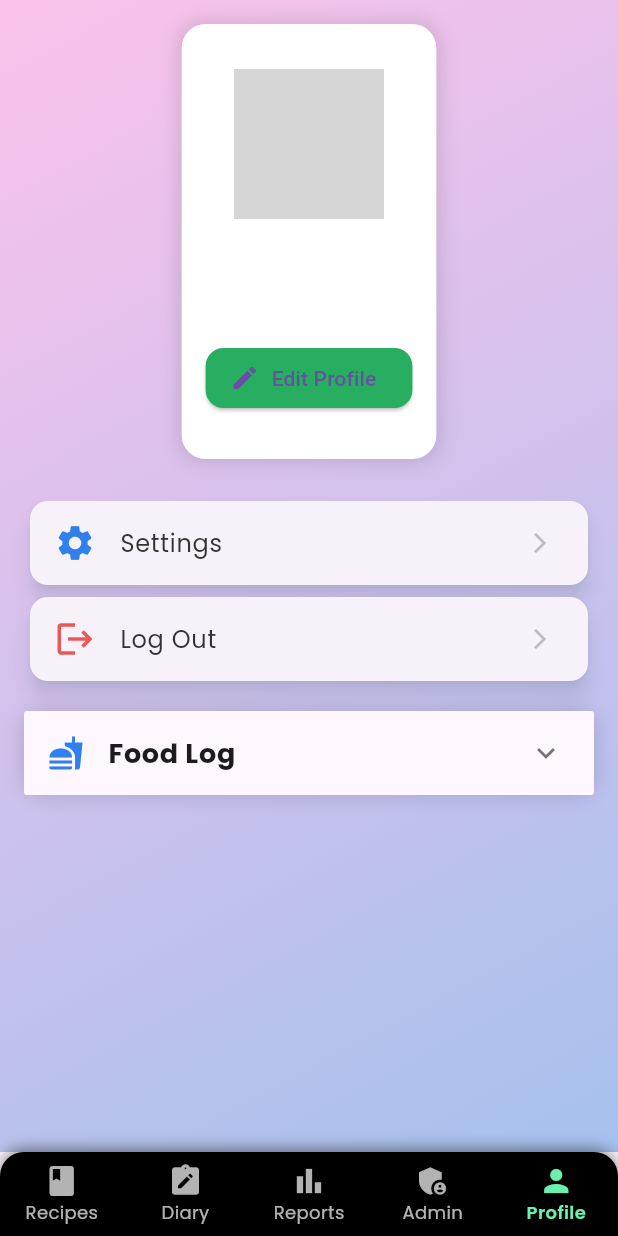
After one commit to MfmRifath/Calorie-Tracker-App---Flutter---Dart, a Flutter app: the MainScreen screen opened by its route, item 5 of the bottom bar chosen, on a phone screen of 412 x 824 dp. The commit adds this screen. Run offline on Flutter 3.47's test engine with Material 3 defaults, Android fonts, the phone set to English and light mode, and no system bars; our stand-ins replace animate_do, cloud_firestore, firebase_auth, firebase_core, firebase_storage, fl_chart and 2 more; accounts and stored records are empty; network calls fail; grey boxes are pictures that could not be loaded.

Commit message:
User Profile added

```diff
--- /dev/null
+++ b/calorify_me/lib/screens/UserProfileScreen.dart
@@ -0,0 +1,278 @@
+import 'package:flutter/material.dart';
+import 'package:provider/provider.dart';
+import 'package:google_fonts/google_fonts.dart';
+import 'package:animate_do/animate_do.dart';
+import '../modals/Food.dart';
+import '../sevices/UserProvider.dart';
+import 'EditProfileScreen.dart';
+
+class UserProfileScreen extends StatefulWidget {
+  @override
+  _UserProfileScreenState createState() => _UserProfileScreenState();
+}
+
+class _UserProfileScreenState extends State<UserProfileScreen> {
+  bool _isFoodLogExpanded = false; // Track Food Log expansion state
+
+  @override
+  Widget build(BuildContext context) {
+    final userProvider = Provider.of<UserProvider>(context);
+
+    return Scaffold(
+      body: Stack(
+        children: [
+          // Vibrant Gradient Background
+          Container(
+            decoration: BoxDecoration(
+              gradient: LinearGradient(
+                colors: [Color(0xFFfbc2eb), Color(0xFFa6c1ee)], // Pink to blue gradient
+                begin: Alignment.topLeft,
+                end: Alignment.bottomRight,
+              ),
+            ),
+          ),
+          SafeArea(
+            child: Padding(
+              padding: const EdgeInsets.all(16.0),
+              child: FutureBuilder(
+                future: userProvider.loadUserData(),
+                builder: (context, snapshot) {
+                  if (snapshot.hasError) {
+                    return Center(
+                      child: Text(
+                        'Error loading user data',
+                        style: GoogleFonts.poppins(color: Colors.white, fontSize: 18),
+                      ),
+                    );
+                  }
+
+                  final user = userProvider.user;
+
+                  if (user == null) {
+                    return Center(
+                      child: Text(
+                        'No user data available',
+                        style: GoogleFonts.poppins(color: Colors.white, fontSize: 18),
+                      ),
+                    );
+                  }
+
+                  return Column(
+                    children: [
+                      // Profile Card
+                      FadeInDown(
+                        duration: Duration(milliseconds: 800),
+                        child: Container(
+                          decoration: BoxDecoration(
+                            color: Colors.white,
+                            borderRadius: BorderRadius.circular(16.0),
+                            boxShadow: [
+                              BoxShadow(
+                                color: Colors.black12,
+                                blurRadius: 10.0,
+                                spreadRadius: 2.0,
+                              ),
+                            ],
+                          ),
+                          padding: EdgeInsets.symmetric(vertical: 30.0, horizontal: 16.0),
+                          child: Column(
+                            children: [
+                              GestureDetector(
+                                onTap: () {
+                                  // Navigate to profile picture update section
+                                },
+                                child: CircleAvatar(
+                                  radius: 50,
+                                  backgroundImage: AssetImage('assets/profile_placeholder.png'),
+                                  backgroundColor: Colors.grey[200],
+                                ),
+                              ),
+                              SizedBox(height: 12),
+                              Text(
+                                user.name,
+                                style: GoogleFonts.poppins(
+                                  fontSize: 22.0,
+                                  fontWeight: FontWeight.bold,
+                                  color: Color(0xFF333333),
+                                ),
+                              ),
+                              Text(
+                                user.email,
+                                style: GoogleFonts.poppins(
+                                  fontSize: 16.0,
+                                  color: Colors.grey[600],
+                                ),
+                              ),
+                              SizedBox(height: 16),
+                              ElevatedButton.icon(
+                                onPressed: () {
+                                  Navigator.push(
+                                    context,
+                                    MaterialPageRoute(
+                                      builder: (context) => EditProfileScreen(user: user),
+                                    ),
+                                  );
+                                },
+                                icon: Icon(Icons.edit, size: 20),
+                                label: Text('Edit Profile'),
+                                style: ElevatedButton.styleFrom(
+                                  backgroundColor: Color(0xFF27AE60), // Vibrant green
+                                  shape: RoundedRectangleBorder(
+                                    borderRadius: BorderRadius.circular(12.0),
+                                  ),
+                                ),
+                              ),
+                            ],
+                          ),
+                        ),
+                      ),
+                      SizedBox(height: 24),
+
+                      // Settings Section
+                      _buildListTile(
+                        context,
+                        icon: Icons.settings,
+                        title: 'Settings',
+                        color: Color(0xFF2F80ED),
+                        onTap: () {
+                          // Placeholder for settings navigation
+                          ScaffoldMessenger.of(context).showSnackBar(
+                            SnackBar(content: Text('Navigate to Settings')),
+                          );
+                        },
+                      ),
+
+                      // Log Out Section
+                      _buildListTile(
+                        context,
+                        icon: Icons.logout,
+                        title: 'Log Out',
+                        color: Color(0xFFEB5757),
+                        onTap: () async {
+                          await userProvider.logout();
+                          Navigator.pushNamed(context, '/login');
+                        },
+                      ),
+
+                      SizedBox(height: 16),
+
+                      // Food Log Section
+                      Expanded(
+                        child: ListView(
+                          children: [
+                            _buildMinimizableFoodLogSection(userProvider.foodLog),
+                          ],
+                        ),
+                      ),
+                    ],
+                  );
+                },
+              ),
+            ),
+          ),
+        ],
+      ),
+    );
+  }
+
+  Widget _buildListTile(BuildContext context,
+      {required IconData icon,
+        required String title,
+        required Color color,
+        required VoidCallback onTap}) {
+    return FadeInLeft(
+      duration: Duration(milliseconds: 1200),
+      child: Card(
+        shape: RoundedRectangleBorder(borderRadius: BorderRadius.circular(12.0)),
+        elevation: 5,
+        shadowColor: Colors.blueGrey.withOpacity(0.3),
+        child: ListTile(
+          leading: Icon(icon, color: color, size: 28.0),
+          title: Text(
+            title,
+            style: GoogleFonts.poppins(fontSize: 16.0, color: Color(0xFF333333)),
+          ),
+          trailing: Icon(Icons.arrow_forward_ios, color: Colors.grey[400], size: 16.0),
+          onTap: onTap,
+        ),
+      ),
+    );
+  }
+
+  Widget _buildMinimizableFoodLogSection(List<Food> foodLog) {
+    return Container(
+      decoration: BoxDecoration(
+        color: Colors.white.withOpacity(0.9),
+        borderRadius: BorderRadius.circular(16.0),
+        boxShadow: [
+          BoxShadow(
+            color: Colors.black12,
+            blurRadius: 10.0,
+            spreadRadius: 2.0,
+          ),
+        ],
+      ),
+      child: ExpansionPanelList(
+        elevation: 0,
+        expandedHeaderPadding: EdgeInsets.symmetric(vertical: 5),
+        animationDuration: Duration(milliseconds: 500),
+        expansionCallback: (int index, bool isExpanded) {
+          setState(() {
+            _isFoodLogExpanded = !_isFoodLogExpanded;
+          });
+        },
+        children: [
+          ExpansionPanel(
+            isExpanded: _isFoodLogExpanded,
+            headerBuilder: (context, isExpanded) {
+              return ListTile(
+                leading: Icon(Icons.fastfood, color: Color(0xFF2F80ED)),
+                title: Text(
+                  'Food Log',
+                  style: GoogleFonts.poppins(fontSize: 18.0, fontWeight: FontWeight.bold),
+                ),
+              );
+            },
+            body: foodLog.isNotEmpty
+                ? ListView.builder(
+              shrinkWrap: true,
+              physics: NeverScrollableScrollPhysics(),
+              itemCount: foodLog.length,
+              itemBuilder: (context, index) {
+                final food = foodLog[index];
+                return BounceInUp(
+                  duration: Duration(milliseconds: 500 + index * 100),
+                  child: Card(
+                    shape: RoundedRectangleBorder(
+                      borderRadius: BorderRadius.circular(12.0),
+                    ),
+                    elevation: 6,
+                    margin: EdgeInsets.symmetric(vertical: 8.0, horizontal: 16.0),
+                    child: ListTile(
+                      leading: Icon(Icons.restaurant, color: Color(0xFFf2994a)),
+                      title: Text(
+                        food.foodName,
+                        style: GoogleFonts.poppins(fontSize: 16.0, color: Color(0xFF333333)),
+                      ),
+                      subtitle: Text(
+                        '${food.calories} kcal',
+                        style: GoogleFonts.poppins(fontSize: 14.0, color: Colors.grey[600]),
+                      ),
+                    ),
+                  ),
+                );
+              },
+            )
+                : Padding(
+              padding: const EdgeInsets.symmetric(horizontal: 16.0),
+              child: Text(
+                'No food logged yet.',
+                style: GoogleFonts.poppins(fontSize: 14.0, color: Colors.grey[600]),
+              ),
+            ),
+          ),
+        ],
+      ),
+    );
+  }
+}
--- a/calorify_me/lib/screens/startingScreens/MainScreen.dart
+++ b/calorify_me/lib/screens/startingScreens/MainScreen.dart
@@ -1,9 +1,12 @@
 import 'package:flutter/material.dart';
 import 'package:google_fonts/google_fonts.dart';
 import '../AdminScreen.dart';
+
 import '../DairyScreen.dart';
 import '../ReportScreen.dart';
-import 'HomeScreen.dart';
+
+import '../UserProfileScreen.dart';
+import 'HomeScreen.dart'; // Import the new screen
 
 class MainScreen extends StatefulWidget {
   @override
@@ -13,12 +16,12 @@ class MainScreen extends StatefulWidget {
 class _MainScreenState extends State<MainScreen> {
   int _currentIndex = 0;
 
-  // List of screens for each bottom navigation item
   final List<Widget> _screens = [
     HomeScreen(),
     DiaryScreen(),
     ReportsScreen(),
     AdminScreen(),
+    UserProfileScreen(), // Add this screen
   ];
 
   @override
@@ -29,7 +32,7 @@ class _MainScreenState extends State<MainScreen> {
         transitionBuilder: (child, animation) {
           return FadeTransition(opacity: animation, child: child);
         },
-        child: _screens[_currentIndex], // Display selected screen
+        child: _screens[_currentIndex],
       ),
       bottomNavigationBar: Container(
         decoration: BoxDecoration(
@@ -54,8 +57,8 @@ class _MainScreenState extends State<MainScreen> {
           unselectedItemColor: Colors.white70,
           showUnselectedLabels: true,
           type: BottomNavigationBarType.fixed,
-          backgroundColor: Colors.transparent, // Transparent to show custom container color
-          elevation: 0, // Remove default shadow
+          backgroundColor: Colors.transparent,
+          elevation: 0,
           items: [
             BottomNavigationBarItem(
               icon: Icon(Icons.book),
@@ -73,6 +76,10 @@ class _MainScreenState extends State<MainScreen> {
               icon: Icon(Icons.admin_panel_settings),
               label: 'Admin',
             ),
+            BottomNavigationBarItem(
+              icon: Icon(Icons.person),
+              label: 'Profile', // Profile tab
+            ),
           ],
           selectedLabelStyle: GoogleFonts.poppins(
             fontSize: 12.0,
--- a/calorify_me/lib/screens/startingScreens/SignUpScreen.dart
+++ b/calorify_me/lib/screens/startingScreens/SignUpScreen.dart
@@ -141,6 +141,7 @@ class UserSignUpScreen extends StatelessWidget {
       if (firebaseUser != null) {
         CustomUser newUser = CustomUser(
           id: firebaseUser.uid,
+          email: email,
           name: name,
           age: age,
           weight: weight,
```
Also changed, not shown: calorify_me/lib/modals/Users.dart (+8 -0 lines), calorify_me/lib/screens/EditProfileScreen.dart (added, +142 -0 lines).
